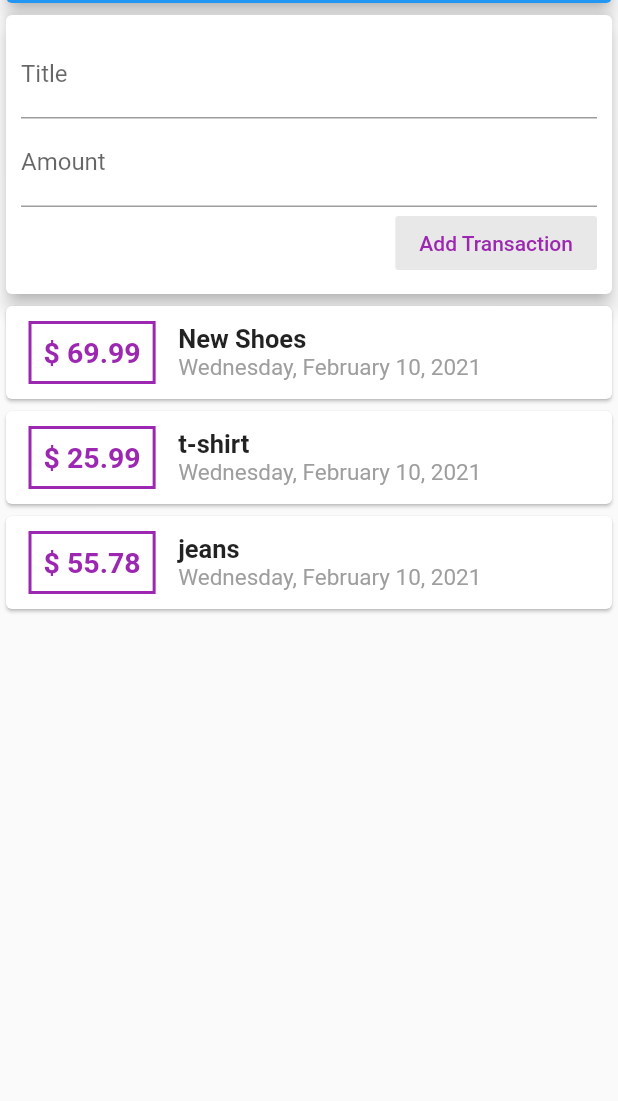
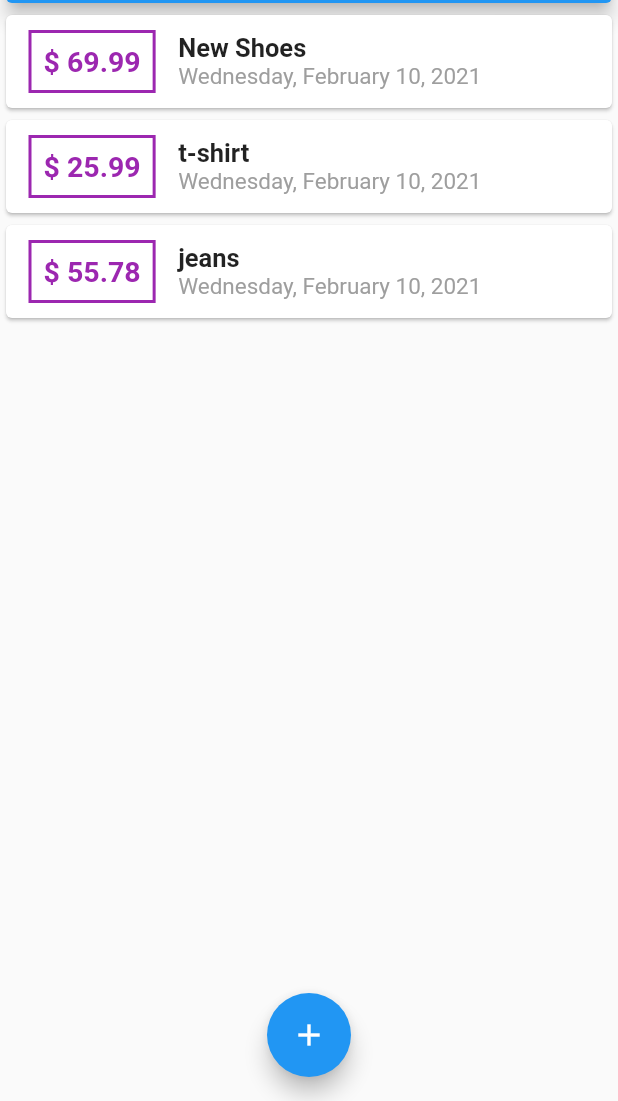
Before and after one commit to AyariAhmed/Personal-Expenses-Mobile-App, a Flutter app: the screen it shows after launch, on a phone screen of 412 x 824 dp, the part 135-1236 px from its top. Run offline on Flutter 3.47's test engine with Material 2 defaults, Android fonts, the phone set to English and light mode, and no system bars.

```diff
--- a/lib/main.dart
+++ b/lib/main.dart
@@ -1,5 +1,7 @@
 import 'package:flutter/material.dart';
-import 'package:personal_expenses/widgets/user_transactions.dart';
+import 'package:personal_expenses/widgets/new_transaction.dart';
+import 'package:personal_expenses/models/transaction.dart';
+import 'package:personal_expenses/widgets/transaction_list.dart';
 
 void main() {
   runApp(MyApp());
@@ -16,14 +18,58 @@ class MyApp extends StatelessWidget {
   }
 }
 
-class MyHomePage extends StatelessWidget {
+class MyHomePage extends StatefulWidget {
+  @override
+  _MyHomePageState createState() => _MyHomePageState();
+}
+
+class _MyHomePageState extends State<MyHomePage> {
+  final List<Transaction> _userTransactions = [
+    Transaction(
+        id: 't1', title: 'New Shoes', amount: 69.99, date: DateTime.now()),
+    Transaction(
+        id: 't2', title: 't-shirt', amount: 25.99, date: DateTime.now()),
+    Transaction(
+      id: 't3',
+      title: 'jeans',
+      amount: 55.78,
+      date: DateTime.now(),
+    ),
+  ];
+
+  void _addNewTransaction({String txTitle, double txAmount}) {
+    final Transaction newTx = Transaction(
+        id: DateTime.now().toString(),
+        title: txTitle,
+        amount: txAmount,
+        date: DateTime.now());
+    setState(() {
+      _userTransactions.add(newTx);
+    });
+  }
+
+  void _startAddNewTransaction(BuildContext ctx) {
+    showModalBottomSheet(
+      context: ctx,
+      builder: (bCtx) {
+        return GestureDetector(
+          child: NewTransaction(_addNewTransaction),
+          onTap: (){},
+          behavior: HitTestBehavior.opaque,
+        );
+      },
+    );
+  }
+
   @override
   Widget build(BuildContext context) {
     return Scaffold(
       appBar: AppBar(
         title: Text('Flutter App'),
         actions: [
-          IconButton(icon: Icon(Icons.add), onPressed: () {})
+          IconButton(
+              icon: Icon(Icons.add),
+              onPressed: () => _startAddNewTransaction(context))
         ],
       ),
       body: Column(
@@ -44,8 +90,13 @@ class MyHomePage extends StatelessWidget {
               color: Colors.blue,
             ),
           ),
-          UserTransactions()
+          TransactionList(_userTransactions),
         ],
+      ),
+      floatingActionButtonLocation: FloatingActionButtonLocation.centerFloat,
+      floatingActionButton: FloatingActionButton(
+        child: Icon(Icons.add),
+        onPressed: () => _startAddNewTransaction(context),
       ),
     );
   }
--- a/lib/widgets/user_transactions.dart
+++ /dev/null
@@ -1,46 +0,0 @@
-import 'package:flutter/material.dart';
-
-import 'package:personal_expenses/widgets/transaction_list.dart';
-import 'package:personal_expenses/widgets/new_transaction.dart';
-import 'package:personal_expenses/models/transaction.dart';
-
-class UserTransactions extends StatefulWidget {
-  @override
-  _UserTransactionsState createState() => _UserTransactionsState();
-}
-
-class _UserTransactionsState extends State<UserTransactions> {
-  final List<Transaction> _userTransactions = [
-    Transaction(
-        id: 't1', title: 'New Shoes', amount: 69.99, date: DateTime.now()),
-    Transaction(
-        id: 't2', title: 't-shirt', amount: 25.99, date: DateTime.now()),
-    Transaction(
-      id: 't3',
-      title: 'jeans',
-      amount: 55.78,
-      date: DateTime.now(),
-    ),
-  ];
-
-  void _addNewTransaction({String txTitle, double txAmount}) {
-    final Transaction newTx = Transaction(
-        id: DateTime.now().toString(),
-        title: txTitle,
-        amount: txAmount,
-        date: DateTime.now());
-    setState(() {
-      _userTransactions.add(newTx);
-    });
-  }
-
-  @override
-  Widget build(BuildContext context) {
-    return Column(
-      children: [
-        NewTransaction(_addNewTransaction),
-        TransactionList(_userTransactions),
-      ],
-    );
-  }
-}
```
